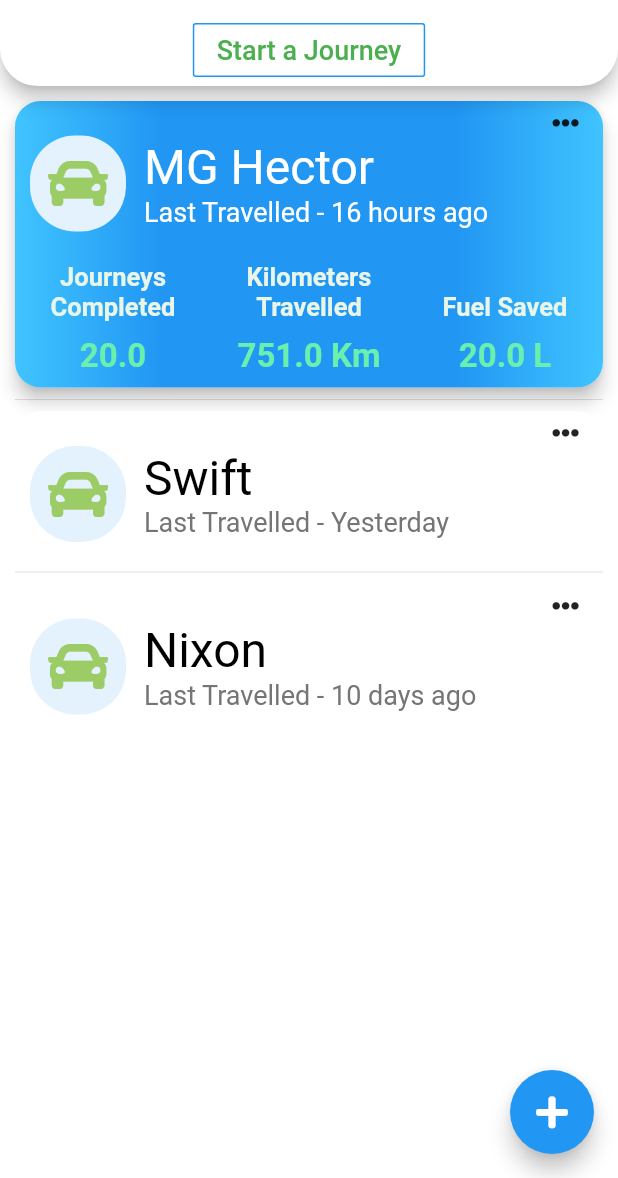
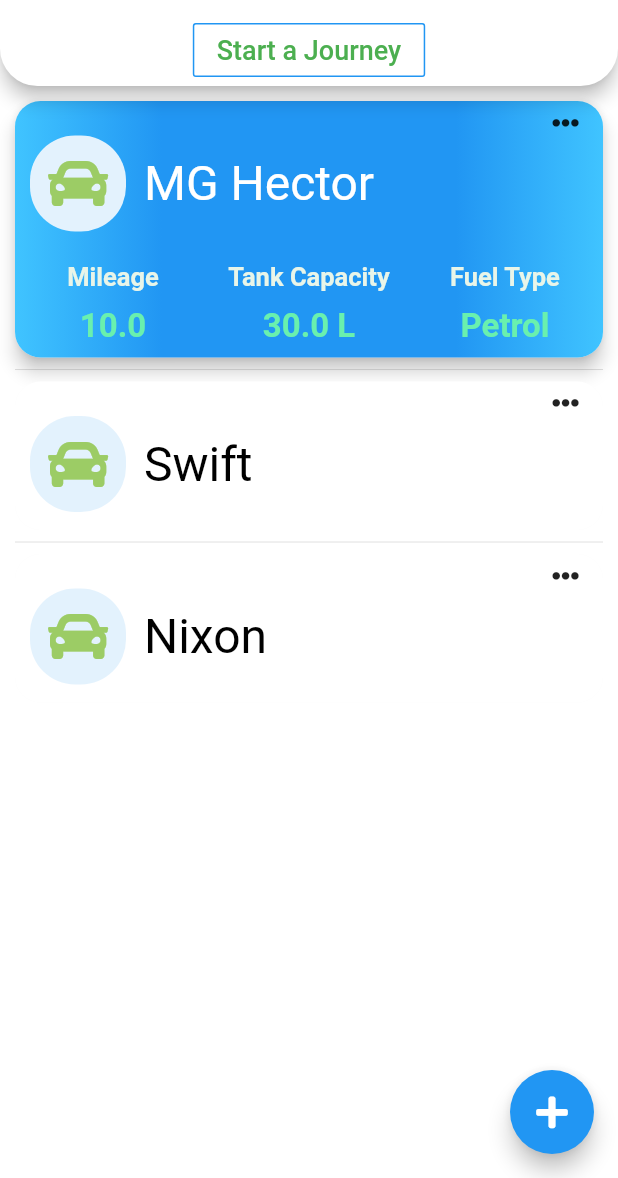
Before and after one commit to Htrams/SIH2020, a Flutter app: the VehicleListScreen screen opened by its route, on a phone screen of 412 x 824 dp, the part 58-1236 px from its top. Run offline on Flutter 3.47's test engine with Material 2 defaults, Android fonts, the phone set to English and light mode, and no system bars; our stand-ins replace flutter_rating_bar, font_awesome_flutter, sliding_up_panel, smooth_star_rating.

Commit message:
Updated vehicle fields

```diff
--- a/lib/components/customizable_card_information_bottom_widget.dart
+++ b/lib/components/customizable_card_information_bottom_widget.dart
@@ -5,10 +5,11 @@ class CustomizableCardInformationBottomWidget extends StatelessWidget {
   final String title;
   final double value;
   final String unit;
+  final String textValue;
   final bool unitAfterTitle;
   final Color titleColor;
 
-  CustomizableCardInformationBottomWidget({this.title,this.value,this.unit = '',this.unitAfterTitle=true,this.titleColor});
+  CustomizableCardInformationBottomWidget({this.title,this.value,this.unit = '',this.unitAfterTitle=true,this.titleColor,this.textValue=''});
 
   @override
   Widget build(BuildContext context) {
@@ -34,7 +35,7 @@ class CustomizableCardInformationBottomWidget extends StatelessWidget {
             height: 10.0,
           ),
           Text(
-            unitAfterTitle==true ? '$value $unit' : '$unit $value',
+            value != null ? (unitAfterTitle==true ? '$value $unit' : '$unit $value') : textValue,
             textAlign: TextAlign.center,
             style: TextStyle(
                 color: Colors.greenAccent,
--- a/lib/components/vehicle.dart
+++ b/lib/components/vehicle.dart
@@ -10,8 +10,10 @@ class Vehicle {
   String lastTravelled;
   IconData icon;
   FuelTypes fuelType;
+  double tankCapacity;
   double kilometersDriven;
   RangeValues mileage;
+  double finalMileage;
   DateTime serviceDate;
   DateTime buyDate;
 
@@ -20,10 +22,12 @@ class Vehicle {
     this.lastTravelled = 'Never',
     this.icon = FontAwesomeIcons.car,
     this.mileage,
+    this.finalMileage,
     this.buyDate,
     this.kilometersDriven,
     this.serviceDate,
-    this.fuelType
+    this.fuelType,
+    this.tankCapacity
   });
 
   Widget getVehicleAsListItem({bool selectedVehicle = false, bool expandedVehicleDetails = false, void Function(dynamic) popUpMenuOnSelected}) {
@@ -37,7 +41,7 @@ class Vehicle {
       icon: icon,
       title: carName,
       elevation:  selectedVehicle ? 5.0 : 0.0,
-      subtext1: 'Last Travelled - $lastTravelled',
+//      subtext1: 'Last Travelled - $lastTravelled',
       subtextColor: selectedVehicle ? Colors.white : Colors.grey.shade600,
       popUpMenuItems: <PopupMenuItem>[
         PopupMenuItem(
@@ -63,16 +67,6 @@ class Vehicle {
         ),
       ],
       popUpMenuOnSelected: popUpMenuOnSelected,
-//      popUpMenuOnSelected: (selectedPopUpItem) async{
-//        print('$carName and $selectedPopUpItem');
-//        if(selectedPopUpItem == 'Edit') {
-//          Vehicle editedVehicle = await Navigator.push(context,MaterialPageRoute(
-//              builder: (context) => NewVehicleScreen(this)
-//          ));
-//          if(editedVehicle!=null) {
-//          }
-//        }
-//      },
       bottomWidget: selectedVehicle && expandedVehicleDetails ? Padding(
         padding: const EdgeInsets.symmetric(vertical: 8.0),
         child: Row(
@@ -80,18 +74,17 @@ class Vehicle {
           crossAxisAlignment: CrossAxisAlignment.end,
           children: <Widget>[
             CustomizableCardInformationBottomWidget(
-              title: 'Journeys Completed',
-              value: 20,
+              title: 'Mileage',
+              value: finalMileage,
             ),
             CustomizableCardInformationBottomWidget(
-              title: 'Kilometers Travelled',
-              value: 751,
-              unit: 'Km',
+              title: 'Tank Capacity',
+              value: tankCapacity.floorToDouble(),
+              unit: 'L',
             ),
             CustomizableCardInformationBottomWidget(
-              title: 'Fuel Saved',
-              value: 20,
-              unit: 'L',
+              title: 'Fuel Type',
+              textValue: fuelType.toString().split('.')[1],
             ),
           ],
         ),
--- a/lib/screens/vehicle_list_screen.dart
+++ b/lib/screens/vehicle_list_screen.dart
@@ -4,6 +4,7 @@ import 'package:sih2020/components/vehicle.dart';
 import 'package:sih2020/components/side_menu_drawer.dart';
 import 'package:sih2020/screens/add_new_vehicle_screen.dart';
 import 'package:sih2020/screens/destination_screen.dart';
+import 'package:sih2020/constants.dart';
 
 class VehicleListScreen extends StatefulWidget {
   static String screenID = 'vehicle_list_screen';
@@ -16,15 +17,24 @@ class _VehicleListScreenState extends State<VehicleListScreen> {
   List<Vehicle> vehicleList = <Vehicle>[
     Vehicle(
       carName: 'MG Hector',
-      lastTravelled: '16 hours ago'
+      finalMileage: 10.0,
+      tankCapacity: 30.0,
+      fuelType: FuelTypes.Petrol,
+//      lastTravelled: '16 hours ago'
     ),
     Vehicle(
       carName: 'Swift',
-      lastTravelled: 'Yesterday'
+      finalMileage: 20.0,
+      tankCapacity: 40.0,
+      fuelType: FuelTypes.Petrol,
+//      lastTravelled: 'Yesterday'
     ),
     Vehicle(
       carName: 'Nixon',
-      lastTravelled: '10 days ago'
+      finalMileage: 20.0,
+      tankCapacity: 40.0,
+      fuelType: FuelTypes.CNG,
+//      lastTravelled: '10 days ago'
     ),
   ];
 
```
Also changed, not shown: lib/screens/add_new_vehicle_screen.dart (+47 -1 lines).
